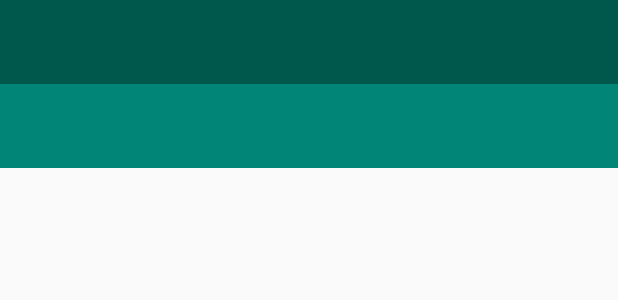
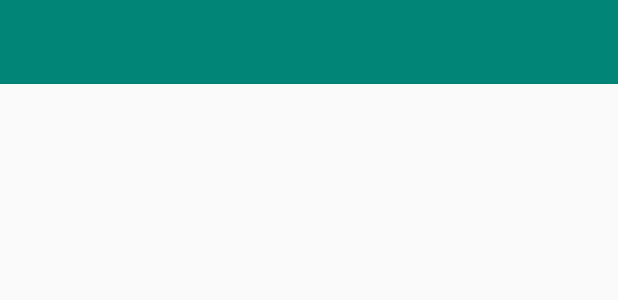
Before and after one commit to Pinaworld/friendtracker, an Android app: the layout activity_main.xml on its own in the app's theme, with its tools: preview values and no code run, on a phone screen of 412 x 824 dp. Shown: the top 300 px of the screen. Run offline under Robolectric (Android 15) with nearby library versions, the phone set to English and light mode, and no system bars.

Commit message:
changing menu, new images

```diff
--- a/app/src/main/AndroidManifest.xml
+++ b/app/src/main/AndroidManifest.xml
@@ -18,7 +18,7 @@
         <activity
             android:name=".Activities.MainActivity"
             android:label="@string/title_activity_main"
-            android:theme="@style/AppTheme.NoActionBar"></activity>
+            android:theme="@style/AppTheme"></activity>
         <activity
             android:name=".Activities.LoginActivity"
             android:label="@string/title_activity_login"
@@ -31,7 +31,8 @@
         </activity>
         <activity
             android:name=".Activities.RegisterActivity"
-            android:label="@string/title_activity_login"></activity>
+            android:label="@string/title_activity_login"
+            android:theme="@style/AppTheme.NoActionBar"></activity>
         <!--
              The API key for Google Maps-based APIs is defined as a string resource.
              (See the file "res/values/google_maps_api.xml").
--- a/app/src/main/java/com/example/pinbe/friendtracker/Fragments/MapFragment.java
+++ b/app/src/main/java/com/example/pinbe/friendtracker/Fragments/MapFragment.java
@@ -36,8 +36,8 @@ public class MapFragment extends Fragment implements OnMapReadyCallback    {
     }
 
     @Override
-    public void onViewCreated(@NonNull View view, @Nullable Bundle savedInstanceState) {
-        super.onViewCreated(view, savedInstanceState);
+    public void onStart() {
+        super.onStart();
         mapFragment.getMapAsync(this);
     }
 
--- a/app/src/main/res/layout/activity_main.xml
+++ b/app/src/main/res/layout/activity_main.xml
@@ -1,31 +1,25 @@
 <?xml version="1.0" encoding="utf-8"?>
-<android.support.v4.widget.DrawerLayout
-    xmlns:android="http://schemas.android.com/apk/res/android"
-    xmlns:app="http://schemas.android.com/apk/res-auto"
+<LinearLayout xmlns:android="http://schemas.android.com/apk/res/android"
     xmlns:tools="http://schemas.android.com/tools"
-    android:id="@+id/activity_main_drawer_layout"
     android:layout_width="match_parent"
     android:layout_height="match_parent"
-    android:fitsSystemWindows="true"
-    tools:openDrawer="start"
-    tools:context=".Activities.MainActivity">
+    xmlns:app="http://schemas.android.com/apk/res-auto"
+    android:orientation="vertical">
+    tools:context=".Activities.MainActivity" >
 
-    <!-- 1 | MainActivity RootView -->
+    <android.support.v7.widget.Toolbar
+        xmlns:android="http://schemas.android.com/apk/res/android"
+        xmlns:app="http://schemas.android.com/apk/res-auto"
+        android:id="@+id/toolbar"
+        android:layout_width="match_parent"
+        android:layout_height="?attr/actionBarSize"
+        android:background="?attr/colorPrimary"
+        app:popupTheme="@style/ThemeOverlay.AppCompat.Light"/>
+
     <LinearLayout
         android:layout_width="match_parent"
         android:layout_height="match_parent"
-        android:orientation="vertical"
-        >
-
-        <!-- Toolbar -->
-        <android.support.v7.widget.Toolbar
-            android:id="@+id/activity_main_toolbar"
-            android:layout_width="match_parent"
-            android:layout_height="?attr/actionBarSize"
-            android:background="?attr/colorPrimary"
-            app:theme="@style/AppTheme.ToolBarStyle"/>
-
-        <!-- FrameLayout for our fragments -->
+        android:orientation="vertical">
         <FrameLayout
             android:id="@+id/activity_main_frame_layout"
             android:layout_width="match_parent"
@@ -33,17 +27,4 @@
 
         </FrameLayout>
     </LinearLayout>
-
-    <!-- 2 | NavigationView -->
-    <android.support.design.widget.NavigationView
-        android:id="@+id/activity_main_nav_view"
-        android:layout_width="match_parent"
-        android:layout_height="match_parent"
-        android:layout_gravity="start"
-        android:fitsSystemWindows="true"
-        app:headerLayout="@layout/activity_main_nav_header"
-        app:menu="@menu/activity_main_menu_drawer" />
-
-
-
-</android.support.v4.widget.DrawerLayout>
+</LinearLayout>
--- a/app/src/main/res/menu/activity_main_menu_drawer.xml
+++ b/app/src/main/res/menu/activity_main_menu_drawer.xml
@@ -1,41 +1,37 @@
 <?xml version="1.0" encoding="utf-8"?>
 <menu xmlns:android="http://schemas.android.com/apk/res/android"
-    xmlns:tools="http://schemas.android.com/tools"
-    tools:showIn="navigation_view">
+    xmlns:app="http://schemas.android.com/apk/res-auto">
+    <item
+        android:id="@+id/menu_groups"
+        android:icon="@drawable/group"
+        android:title="Mes Groupes"
+        android:visible="true"
+        app:showAsAction="always" />
+    <item
+        android:id="@+id/menu_friends"
+        android:icon="@drawable/friends"
+        android:title="Mes Amis"
+        android:visible="true"
+        app:showAsAction="always" />
+    <item
+        android:id="@+id/menu_appointments"
+        android:icon="@drawable/appointment"
+        android:title="Paramètres"
+        android:visible="true"
+        app:showAsAction="always" />
 
-    <group android:checkableBehavior="single">
-        <item android:title="Application">
+        <item
+            android:id="@+id/menu"
+            android:icon="@drawable/parameters"
+            android:title="Mes Rendez-vous"
+            android:visible="true"
+            app:showAsAction="always"
+            app:actionViewClass="android.widget.Spinner">
             <menu>
                 <item
-                    android:id="@+id/activity_main_drawer_groups"
-                    android:icon="@drawable/ic_launcher_foreground"
-                    android:title="Mes Groupes" />
-                <item
-                    android:id="@+id/activity_main_drawer_friends"
-                    android:icon="@drawable/ic_launcher_foreground"
-                    android:title="Mes Amis" />
-                <item
-                    android:id="@+id/activity_main_drawer_"
-                    android:icon="@drawable/ic_launcher_foreground"
-                    android:title="Mes Rendez-vous" />
-
+                    android:id="@+id/menu_profile"
+                    android:icon="@drawable/profile"
+                    android:title="Mon profil"/>
             </menu>
         </item>
-    </group>
-
-    <item android:title="Paramètres">
-        <menu>
-            <group android:checkableBehavior="single">
-                <item
-                    android:id="@+id/activity_main_drawer_profile"
-                    android:icon="@drawable/ic_launcher_foreground"
-                    android:title="" />
-                <item
-                    android:id="@+id/activity_main_drawer_settings"
-                    android:icon="@drawable/ic_launcher_foreground"
-                    android:title="" />
-            </group>
-        </menu>
-    </item>
-
 </menu>
--- a/app/src/main/res/values/styles.xml
+++ b/app/src/main/res/values/styles.xml
@@ -6,6 +6,7 @@
         <item name="colorPrimary">@color/colorPrimary</item>
         <item name="colorPrimaryDark">@color/colorPrimaryDark</item>
         <item name="colorAccent">@color/colorAccent</item>
+        <item name="windowNoTitle">true</item>
     </style>
 
     <style name="AppTheme.NoActionBar">
@@ -20,5 +21,6 @@
     <style name="AppTheme.ToolBarStyle" parent="AppTheme">
         <item name="android:textColorPrimary">@android:color/white</item>
         <item name="colorControlNormal">@android:color/white</item>
+        <item name="windowNoTitle">true</item>
     </style>
 </resources>
```
Also changed, not shown: app/src/main/java/com/example/pinbe/friendtracker/Activities/MainActivity.java (+19 -42 lines), app/src/main/res/layout/activity_main_nav_header.xml (deleted, +0 -17 lines), app/src/main/res/drawable/appointment.png (added), app/src/main/res/drawable/friends.png (added), app/src/main/res/drawable/group.png (added), app/src/main/res/drawable/parameters.png (added), app/src/main/res/drawable/profile.png (added).
